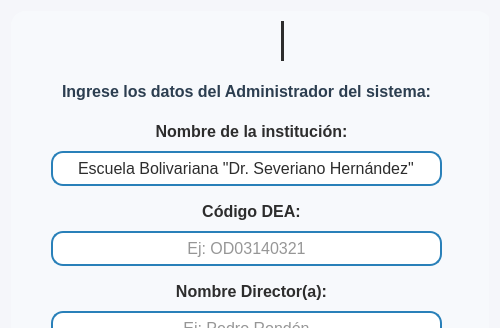
First picture: the form in resources/ui/config_inicial.ui, repository Proyecto-Uptjaa/Proyecto_SIRA, before the edit; both pictures show x 0 to 500 and y 0 to 328 of the 500 by 500 pixel window.
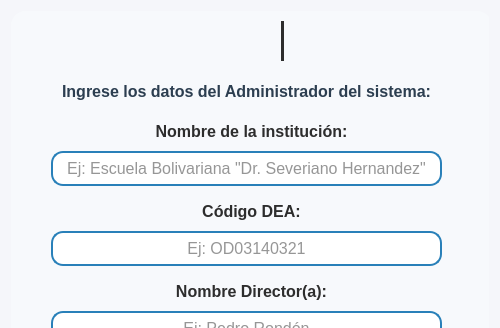
Second picture: the form after the edit. The open tabs and pages were chosen to show the change. Icons and pictures are not drawn.

Diff of the .ui file:
```diff
--- a/resources/ui/config_inicial.ui
+++ b/resources/ui/config_inicial.ui
@@ -892,16 +892,19 @@
          <string notr="true"/>
         </property>
         <property name="text">
-         <string>Escuela Bolivariana &quot;Dr. Severiano Hernández&quot;</string>
+         <string/>
         </property>
         <property name="alignment">
          <set>Qt::AlignmentFlag::AlignCenter</set>
         </property>
         <property name="readOnly">
-         <bool>true</bool>
+         <bool>false</bool>
         </property>
         <property name="placeholderText">
-         <string/>
+         <string>Ej: Escuela Bolivariana &quot;Dr. Severiano Hernandez&quot;</string>
+        </property>
+        <property name="clearButtonEnabled">
+         <bool>true</bool>
         </property>
        </widget>
        <widget class="QLabel" name="lblStudent_apellido">
```
Left out of the diff: 7 changed lines with no effect on the pictures.
